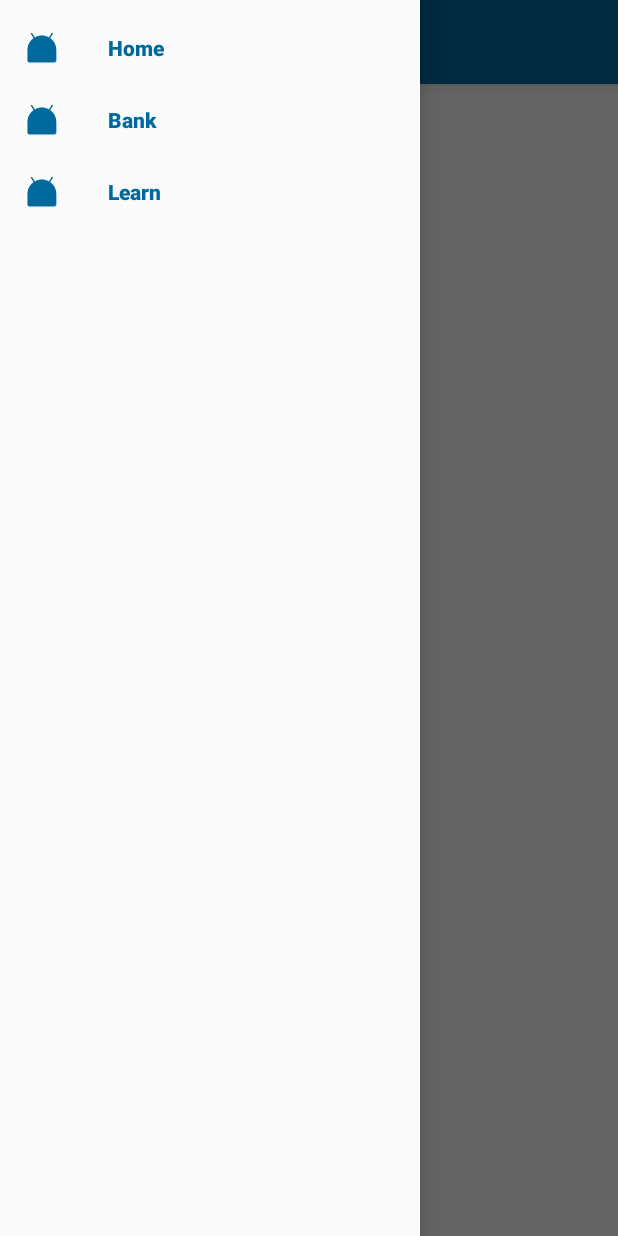
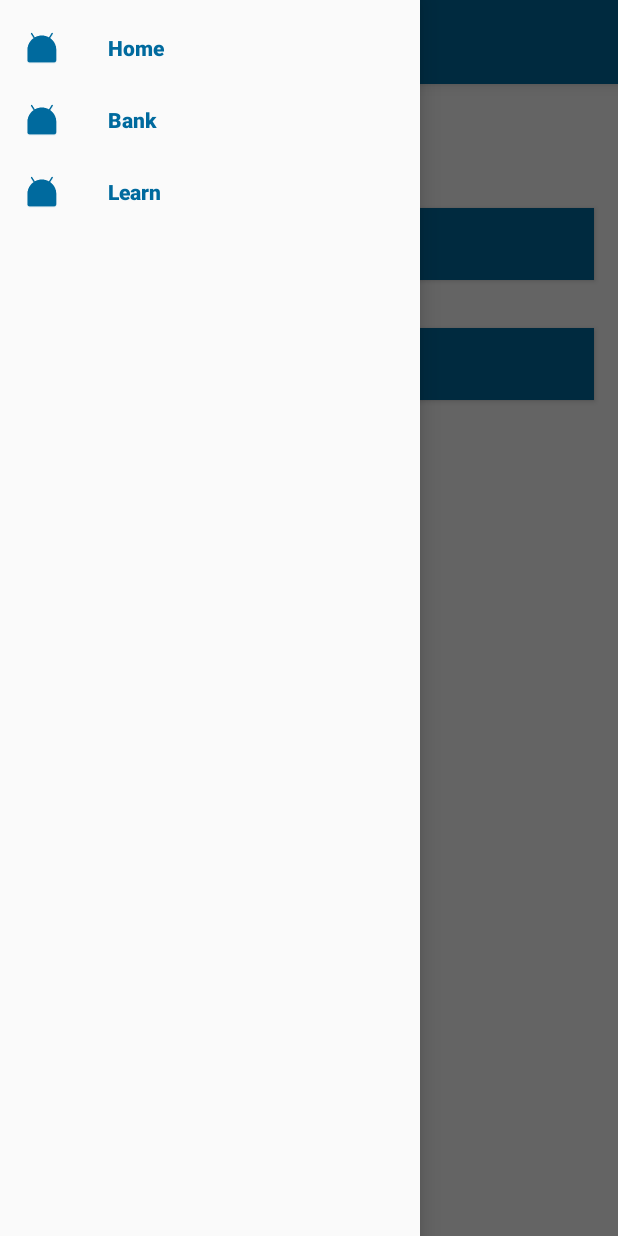
Before and after one commit to Codeminators/finclusion, an Android app: the screen it shows after launch (MainActivity), with the side drawer open, on a phone screen of 412 x 824 dp. Run offline under Robolectric (Android 15) with nearby library versions, the phone set to English and light mode, and no system bars; libraries missing offline, so code that uses them is left out: com.robinhood.ticker; plain views replace TickerView; 3 statements that could not run were skipped.

Commit message:
main activity layout

```diff
--- a/app/src/main/java/codeminators/finclusion/MainActivity.java
+++ b/app/src/main/java/codeminators/finclusion/MainActivity.java
@@ -11,6 +11,7 @@ import android.support.v7.app.AppCompatActivity;
 import android.support.v7.widget.Toolbar;
 import android.view.MenuItem;
 import android.view.View;
+import android.widget.Button;
 
 import com.robinhood.ticker.TickerUtils;
 import com.robinhood.ticker.TickerView;
@@ -81,6 +82,23 @@ public class MainActivity extends AppCompatActivity {
         //calling sync state is necessay or else your hamburger icon wont show up
         actionBarDrawerToggle.syncState();
 
+        Button kysButton = (Button) findViewById(R.id.btn_kys);
+        Button investmentsButton = (Button) findViewById(R.id.btn_invest_more);
+
+        kysButton.setOnClickListener(new View.OnClickListener() {
+            @Override
+            public void onClick(View v) {
+                startActivity(new Intent(MainActivity.this, SchemesActivity.class));
+            }
+        });
+
+        investmentsButton.setOnClickListener(new View.OnClickListener() {
+            @Override
+            public void onClick(View v) {
+                // show bottom sheet dialog
+            }
+        });
+
         tickerView = (TickerView) findViewById(R.id.tickerView);
         tickerView.setCharacterList(TickerUtils.getDefaultListForUSCurrency());
         handler = new Handler();
--- a/app/src/main/res/layout/activity_main.xml
+++ b/app/src/main/res/layout/activity_main.xml
@@ -32,6 +32,31 @@
             android:gravity="center"
             android:textColor="@color/colorPrimary"
             android:textSize="30sp" />
+
+        <TextView
+            android:id="@+id/textView"
+            android:layout_width="match_parent"
+            android:layout_height="wrap_content"
+            android:gravity="center"
+            android:text="Net Balance - ₹2000" />
+
+        <Button
+            android:id="@+id/btn_invest_more"
+            android:layout_width="match_parent"
+            android:layout_height="wrap_content"
+            android:layout_margin="16dp"
+            android:background="@color/colorPrimary"
+            android:text="Invest More"
+            android:textColor="@android:color/white" />
+
+        <Button
+            android:id="@+id/btn_kys"
+            android:layout_width="match_parent"
+            android:layout_height="wrap_content"
+            android:layout_margin="16dp"
+            android:background="@color/colorPrimary"
+            android:text="Know Your Scheme"
+            android:textColor="@android:color/white" />
     </LinearLayout>
 
     <android.support.design.widget.NavigationView
```
